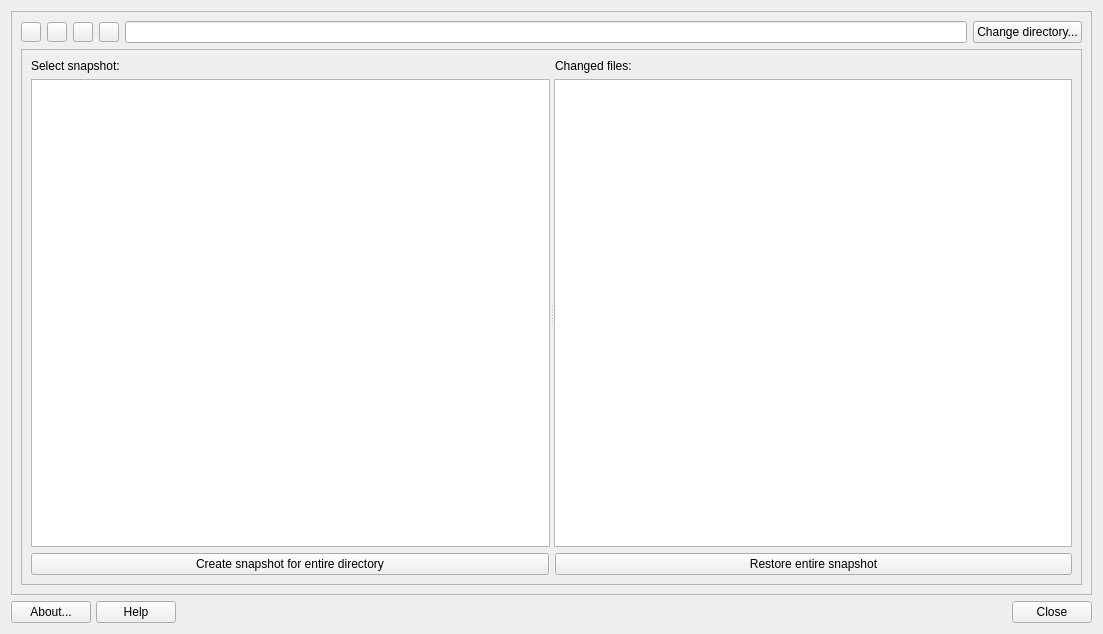
AdrianTM/restore-gui, file mainwindow.ui: the form before one commit.
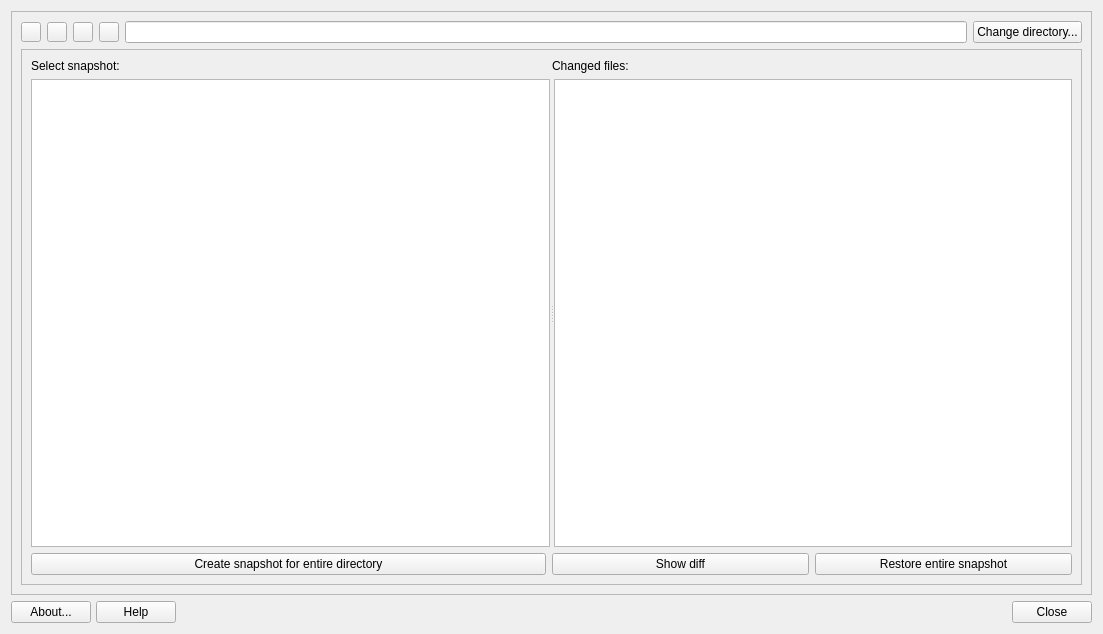
The form after the commit. Icons and pictures are not drawn.

Commit message: Add show diff button

Diff of the .ui file:
```diff
--- a/mainwindow.ui
+++ b/mainwindow.ui
@@ -166,30 +166,17 @@
          <enum>QFrame::Raised</enum>
         </property>
         <layout class="QGridLayout" name="gridLayout_2">
-         <item row="0" column="1">
-          <widget class="QLabel" name="label">
-           <property name="sizePolicy">
-            <sizepolicy hsizetype="Preferred" vsizetype="Fixed">
-             <horstretch>0</horstretch>
-             <verstretch>0</verstretch>
-            </sizepolicy>
-           </property>
+         <item row="3" column="3">
+          <widget class="QPushButton" name="pushRestore">
            <property name="text">
-            <string>Changed files:</string>
-           </property>
-          </widget>
-         </item>
-         <item row="3" column="0">
-          <widget class="QPushButton" name="pushSnapshot">
-           <property name="text">
-            <string>Create snapshot for entire directory</string>
+            <string>Restore entire snapshot</string>
            </property>
            <property name="autoDefault">
             <bool>false</bool>
            </property>
           </widget>
          </item>
-         <item row="1" column="0" rowspan="2" colspan="2">
+         <item row="1" column="0" rowspan="2" colspan="4">
           <widget class="QSplitter" name="splitter">
            <property name="orientation">
             <enum>Qt::Horizontal</enum>
@@ -212,23 +199,46 @@
            </widget>
           </widget>
          </item>
-         <item row="3" column="1">
-          <widget class="QPushButton" name="pushRestore">
+         <item row="3" column="2">
+          <widget class="QPushButton" name="pushDiff">
            <property name="text">
-            <string>Restore entire snapshot</string>
+            <string>Show diff</string>
            </property>
            <property name="autoDefault">
             <bool>false</bool>
            </property>
           </widget>
          </item>
-         <item row="0" column="0">
+         <item row="0" column="2" colspan="2">
+          <widget class="QLabel" name="label">
+           <property name="sizePolicy">
+            <sizepolicy hsizetype="Preferred" vsizetype="Fixed">
+             <horstretch>0</horstretch>
+             <verstretch>0</verstretch>
+            </sizepolicy>
+           </property>
+           <property name="text">
+            <string>Changed files:</string>
+           </property>
+          </widget>
+         </item>
+         <item row="0" column="0" colspan="2">
           <widget class="QLabel" name="label_2">
            <property name="text">
             <string>Select snapshot:</string>
            </property>
           </widget>
          </item>
+         <item row="3" column="0" colspan="2">
+          <widget class="QPushButton" name="pushSnapshot">
+           <property name="text">
+            <string>Create snapshot for entire directory</string>
+           </property>
+           <property name="autoDefault">
+            <bool>false</bool>
+           </property>
+          </widget>
+         </item>
         </layout>
        </widget>
       </item>
```
The commit also changes 2 other files.
